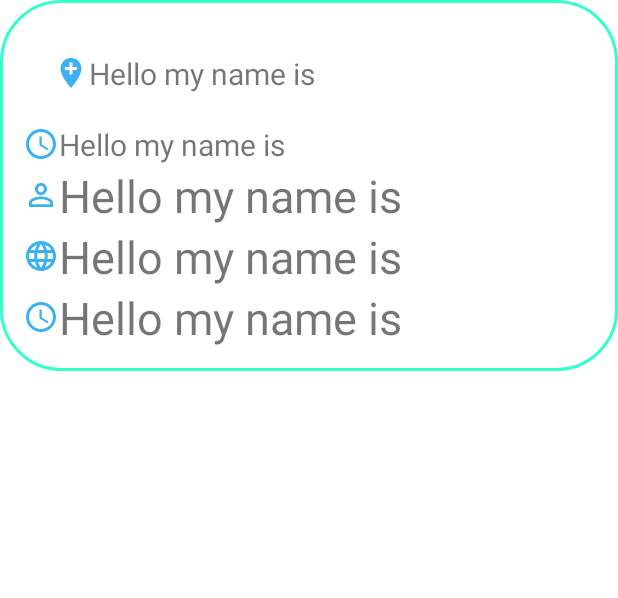
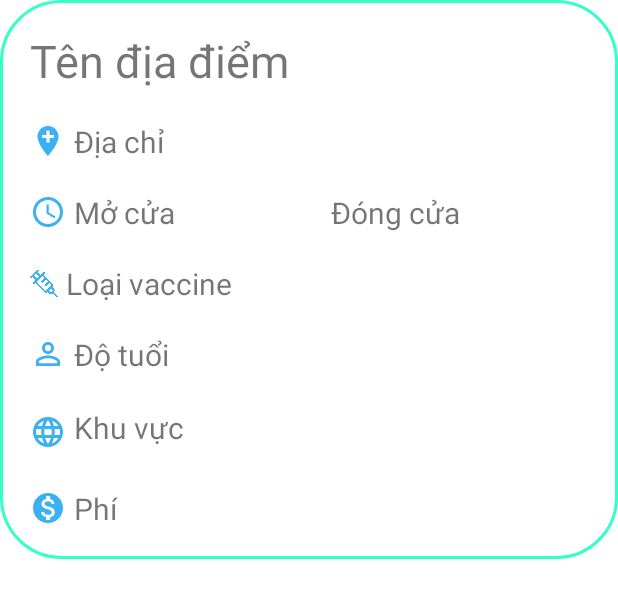
Before and after one commit to maxdota/VaccineAssistant, an Android app: the layout list_item.xml on its own in the app's theme, with its tools: preview values and no code run, on a phone screen of 412 x 824 dp. Shown: the top 598 px of the screen. Run offline under Robolectric (Android 15) with nearby library versions, the phone set to English and light mode, and no system bars.

Commit message:
add list_item

```diff
--- a/app/src/main/res/layout/list_item.xml
+++ b/app/src/main/res/layout/list_item.xml
@@ -1,13 +1,27 @@
 <?xml version="1.0" encoding="utf-8"?>
-<RelativeLayout xmlns:android="http://schemas.android.com/apk/res/android"
+<LinearLayout xmlns:android="http://schemas.android.com/apk/res/android"
+    android:orientation="vertical"
     android:layout_width="match_parent"
     android:layout_height="wrap_content"
     android:background="@drawable/each_item"
-    android:padding="15dp"
+    android:padding="10dp"
     >
 
         <LinearLayout
-            android:padding="20dp"
+            android:padding="10dp"
+            android:id="@+id/name"
+            android:layout_width="match_parent"
+            android:layout_height="wrap_content"
+            android:orientation="horizontal">
+                <TextView
+                    android:layout_width="match_parent"
+                    android:layout_height="wrap_content"
+                    android:text="Tên địa điểm"
+                    android:textSize="30dp" />
+        </LinearLayout>
+
+        <LinearLayout
+            android:padding="10dp"
             android:id="@+id/address"
             android:layout_width="match_parent"
             android:layout_height="wrap_content"
@@ -15,17 +29,18 @@
                 <ImageView
                     android:layout_width="wrap_content"
                     android:layout_height="wrap_content"
+                    android:paddingRight="5dp"
                     android:src="@drawable/ic_baseline_add_location_24"
                     android:layout_gravity="center"/>
-
                 <TextView
                     android:layout_width="match_parent"
                     android:layout_height="wrap_content"
-                    android:text="Hello my name is"
+                    android:text="Địa chỉ"
                     android:textSize="20dp" />
         </LinearLayout>
 
         <LinearLayout
+            android:padding="10dp"
             android:id="@+id/time"
             android:layout_below="@+id/address"
             android:layout_width="match_parent"
@@ -34,67 +49,109 @@
                 <ImageView
                     android:layout_width="wrap_content"
                     android:layout_height="wrap_content"
+                    android:paddingRight="5dp"
                     android:src="@drawable/ic_baseline_access_time_24"
+                    android:layout_gravity="center"/>
+
+                <TextView
+                    android:layout_width="171dp"
+                    android:layout_height="wrap_content"
+                    android:text="Mở cửa"
+                    android:textSize="20dp" />
+
+                <TextView
+                    android:layout_width="match_parent"
+                    android:layout_height="wrap_content"
+                    android:text="Đóng cửa"
+                    android:textSize="20dp" />
+        </LinearLayout>
+
+        <LinearLayout
+            android:id="@+id/vaccine"
+            android:layout_width="match_parent"
+            android:layout_height="wrap_content"
+            android:layout_below="@+id/time"
+            android:orientation="horizontal"
+            android:padding="10dp">
+
+                <ImageView
+                    android:paddingRight="5dp"
+                    android:layout_width="24dp"
+                    android:layout_height="match_parent"
+                    android:layout_gravity="center"
+                    android:src="@drawable/injection" />
+
+                <TextView
+                    android:layout_width="359dp"
+                    android:layout_height="wrap_content"
+                    android:text="Loại vaccine"
+                    android:textSize="20dp"
+                    />
+        </LinearLayout>
+
+        <LinearLayout
+            android:id="@+id/age"
+            android:layout_width="match_parent"
+            android:layout_height="wrap_content"
+            android:layout_below="@+id/vaccine"
+            android:orientation="horizontal"
+            android:padding="10dp">
+
+                <ImageView
+                    android:paddingRight="5dp"
+                    android:layout_width="wrap_content"
+                    android:layout_height="wrap_content"
+                    android:layout_gravity="center"
+                    android:src="@drawable/ic_baseline_perm_identity_24" />
+
+                <TextView
+                    android:layout_width="359dp"
+                    android:layout_height="wrap_content"
+                    android:text="Độ tuổi"
+                    android:textSize="20dp" />
+        </LinearLayout>
+
+        <LinearLayout
+            android:id="@+id/region"
+            android:layout_width="wrap_content"
+            android:layout_height="54dp"
+            android:layout_below="@+id/age"
+            android:layout_marginTop="1dp"
+            android:orientation="horizontal"
+            android:padding="10dp">
+
+                <ImageView
+                    android:paddingRight="5dp"
+                    android:layout_width="wrap_content"
+                    android:layout_height="wrap_content"
+                    android:layout_gravity="center"
+                    android:src="@drawable/ic_baseline_language_24" />
+
+                <TextView
+                    android:layout_width="match_parent"
+                    android:layout_height="wrap_content"
+                    android:text="Khu vực"
+                    android:textSize="20dp" />
+
+        </LinearLayout>
+        <LinearLayout
+            android:padding="10dp"
+            android:id="@+id/fee"
+            android:layout_width="match_parent"
+            android:layout_height="wrap_content"
+            android:layout_below="@+id/region"
+            android:orientation="horizontal">
+                <ImageView
+                    android:paddingRight="5dp"
+                    android:layout_width="wrap_content"
+                    android:layout_height="wrap_content"
+                    android:src="@drawable/ic_baseline_monetization_on_24"
                     android:layout_gravity="center"/>
 
                 <TextView
                     android:layout_width="match_parent"
                     android:layout_height="wrap_content"
-                    android:text="Hello my name is"
+                    android:text="Phí"
                     android:textSize="20dp" />
         </LinearLayout>
-        <LinearLayout
-            android:id="@+id/age"
-            android:layout_below="@+id/time"
-            android:layout_width="match_parent"
-            android:layout_height="wrap_content"
-            android:orientation="horizontal">
-                <ImageView
-                    android:layout_width="wrap_content"
-                    android:layout_height="wrap_content"
-                    android:src="@drawable/ic_baseline_perm_identity_24"
-                    android:layout_gravity="center"/>
-
-                <TextView
-                    android:layout_width="match_parent"
-                    android:layout_height="wrap_content"
-                    android:text="Hello my name is"
-                    android:textSize="30dp" />
-        </LinearLayout>
-        <LinearLayout
-            android:id="@+id/region"
-            android:layout_below="@+id/age"
-            android:layout_width="match_parent"
-            android:layout_height="wrap_content"
-            android:orientation="horizontal">
-                <ImageView
-                    android:layout_width="wrap_content"
-                    android:layout_height="wrap_content"
-                    android:src="@drawable/ic_baseline_language_24"
-                    android:layout_gravity="center"/>
-
-                <TextView
-                    android:layout_width="match_parent"
-                    android:layout_height="wrap_content"
-                    android:text="Hello my name is"
-                    android:textSize="30dp" />
-        </LinearLayout>
-        <LinearLayout
-            android:id="@+id/payment"
-            android:layout_below="@+id/region"
-            android:layout_width="match_parent"
-            android:layout_height="wrap_content"
-            android:orientation="horizontal">
-                <ImageView
-                    android:layout_width="wrap_content"
-                    android:layout_height="wrap_content"
-                    android:src="@drawable/ic_baseline_access_time_24"
-                    android:layout_gravity="center"/>
-
-                <TextView
-                    android:layout_width="match_parent"
-                    android:layout_height="wrap_content"
-                    android:text="Hello my name is"
-                    android:textSize="30dp" />
-        </LinearLayout>
-</RelativeLayout>
+</LinearLayout>
```
Also changed, not shown: app/src/main/res/drawable/injection.png (added).
